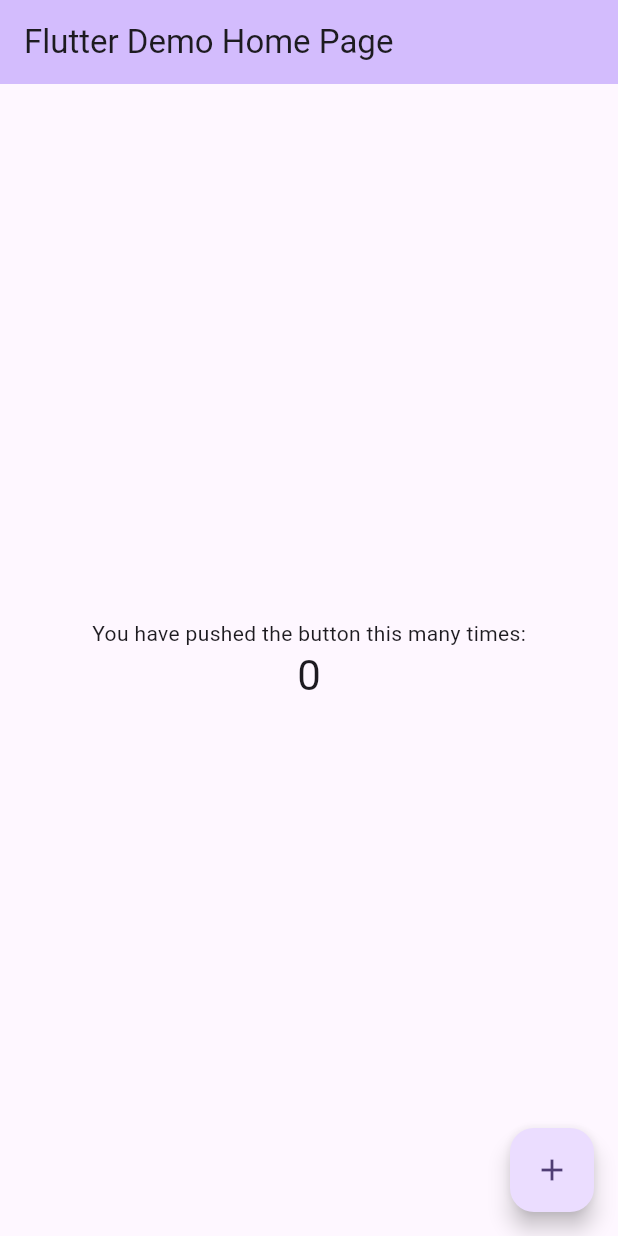
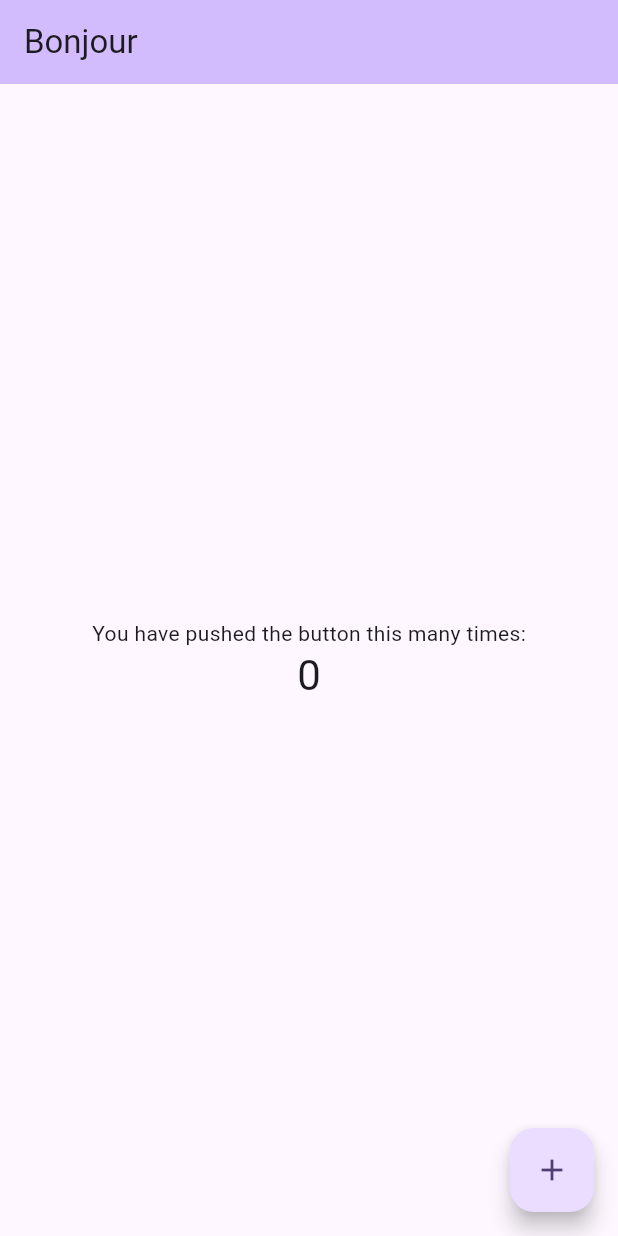
Before and after one commit to selmib30/projet_flutter, a Flutter app: the screen it shows after launch, on a phone screen of 412 x 824 dp. Run offline on Flutter 3.47's test engine with Material 3 defaults, Android fonts, the phone set to English and light mode, and no system bars.

Commit message:
first commit

```diff
--- /dev/null
+++ b/lib/components.dart
@@ -0,0 +1,3 @@
+class myPadding{
+
+}
--- /dev/null
+++ b/lib/consts.dart
@@ -0,0 +1,6 @@
+
+import 'package:flutter/material.dart';
+
+var appTitle = '';
+var defaultPadding = EdgeInsets.fromLTRB(8, 8, 0, 0);
+var defaultTexteStyle = TextStyle(fontSize : 20);
--- a/lib/main.dart
+++ b/lib/main.dart
@@ -11,43 +11,18 @@ class MyApp extends StatelessWidget {
   @override
   Widget build(BuildContext context) {
     return MaterialApp(
-      title: 'Flutter Demo',
+      title: 'Bonjour',
       theme: ThemeData(
-        // This is the theme of your application.
-        //
-        // TRY THIS: Try running your application with "flutter run". You'll see
-        // the application has a purple toolbar. Then, without quitting the app,
-        // try changing the seedColor in the colorScheme below to Colors.green
-        // and then invoke "hot reload" (save your changes or press the "hot
-        // reload" button in a Flutter-supported IDE, or press "r" if you used
-        // the command line to start the app).
-        //
-        // Notice that the counter didn't reset back to zero; the application
-        // state is not lost during the reload. To reset the state, use hot
-        // restart instead.
-        //
-        // This works for code too, not just values: Most code changes can be
-        // tested with just a hot reload.
         colorScheme: ColorScheme.fromSeed(seedColor: Colors.deepPurple),
         useMaterial3: true,
       ),
-      home: const MyHomePage(title: 'Flutter Demo Home Page'),
+      home: const MyHomePage(title: 'Bonjour'),
     );
   }
 }
 
 class MyHomePage extends StatefulWidget {
   const MyHomePage({super.key, required this.title});
-
-  // This widget is the home page of your application. It is stateful, meaning
-  // that it has a State object (defined below) that contains fields that affect
-  // how it looks.
-
-  // This class is the configuration for the state. It holds the values (in this
-  // case the title) provided by the parent (in this case the App widget) and
-  // used by the build method of the State. Fields in a Widget subclass are
-  // always marked "final".
-
   final String title;
 
   @override
@@ -59,50 +34,19 @@ class _MyHomePageState extends State<MyHomePage> {
 
   void _incrementCounter() {
     setState(() {
-      // This call to setState tells the Flutter framework that something has
-      // changed in this State, which causes it to rerun the build method below
-      // so that the display can reflect the updated values. If we changed
-      // _counter without calling setState(), then the build method would not be
-      // called again, and so nothing would appear to happen.
       _counter++;
     });
   }
 
   @override
   Widget build(BuildContext context) {
-    // This method is rerun every time setState is called, for instance as done
-    // by the _incrementCounter method above.
-    //
-    // The Flutter framework has been optimized to make rerunning build methods
-    // fast, so that you can just rebuild anything that needs updating rather
-    // than having to individually change instances of widgets.
     return Scaffold(
       appBar: AppBar(
-        // TRY THIS: Try changing the color here to a specific color (to
-        // Colors.amber, perhaps?) and trigger a hot reload to see the AppBar
-        // change color while the other colors stay the same.
         backgroundColor: Theme.of(context).colorScheme.inversePrimary,
-        // Here we take the value from the MyHomePage object that was created by
-        // the App.build method, and use it to set our appbar title.
         title: Text(widget.title),
       ),
       body: Center(
-        // Center is a layout widget. It takes a single child and positions it
-        // in the middle of the parent.
         child: Column(
-          // Column is also a layout widget. It takes a list of children and
-          // arranges them vertically. By default, it sizes itself to fit its
-          // children horizontally, and tries to be as tall as its parent.
-          //
-          // Column has various properties to control how it sizes itself and
-          // how it positions its children. Here we use mainAxisAlignment to
-          // center the children vertically; the main axis here is the vertical
-          // axis because Columns are vertical (the cross axis would be
-          // horizontal).
-          //
-          // TRY THIS: Invoke "debug painting" (choose the "Toggle Debug Paint"
-          // action in the IDE, or press "p" in the console), to see the
-          // wireframe for each widget.
           mainAxisAlignment: MainAxisAlignment.center,
           children: <Widget>[
             const Text(
```
